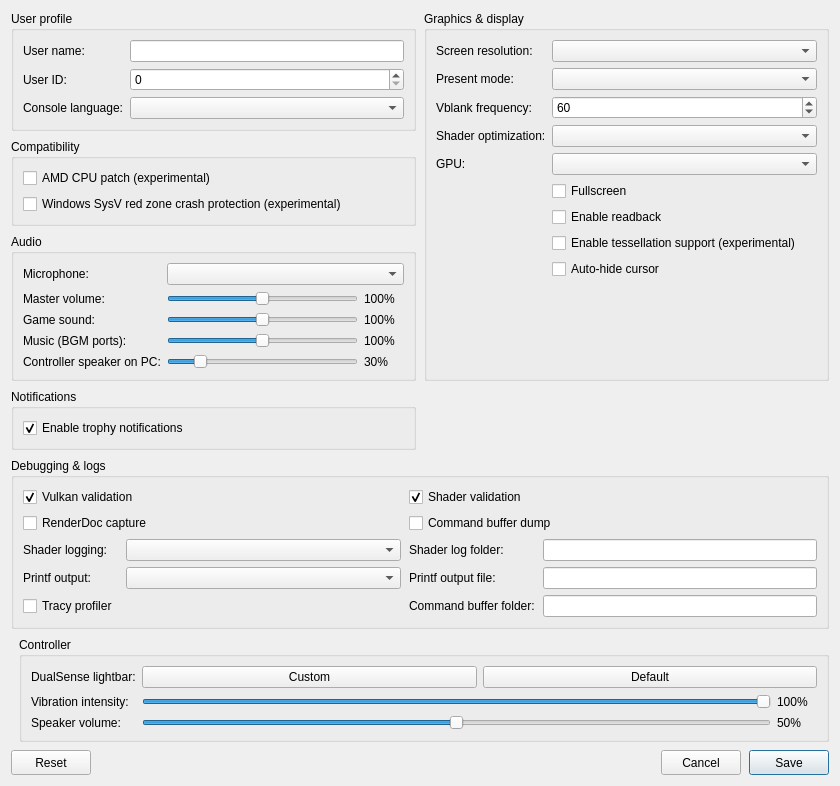
The window that src/launcher/forms/configuration_edit_dialog.ui (ChronoRPG/KytyPS5AstroAMD) describes before a commit, drawn with Qt 5.
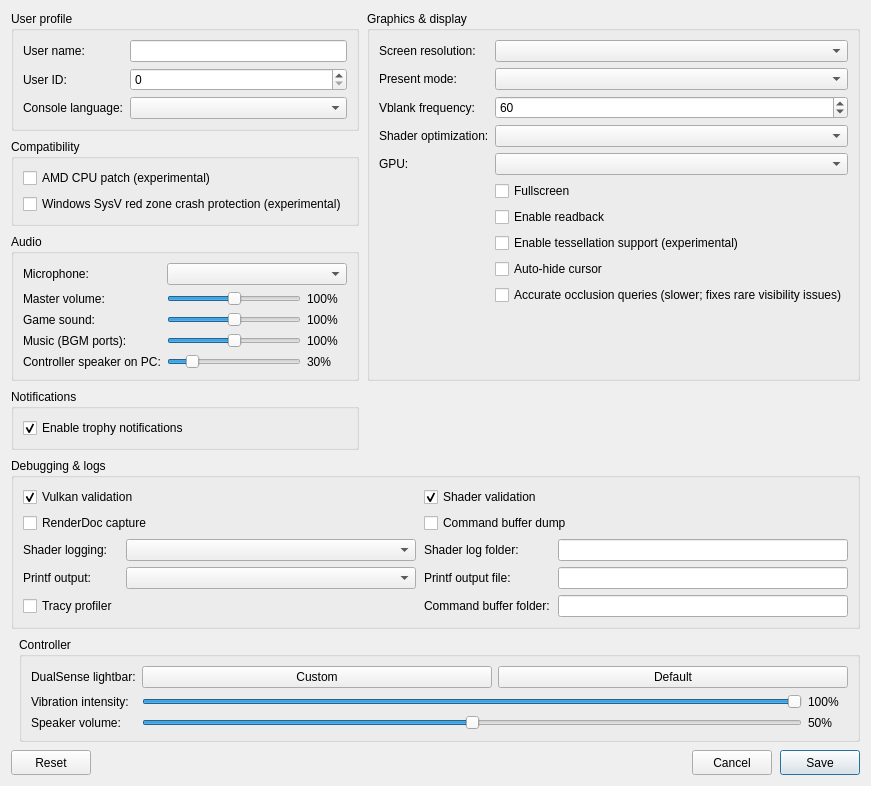
The same window after the commit. Custom widgets are drawn as their Qt base class.

Commit message: Occlusion queries off by default, with an accurate-occlusion toggle in the launcher

```diff
--- a/src/launcher/forms/configuration_edit_dialog.ui
+++ b/src/launcher/forms/configuration_edit_dialog.ui
@@ -279,6 +279,12 @@
           <property name="text"><string>Auto-hide cursor</string></property>
          </widget>
         </item>
+        <item row="9" column="1">
+         <widget class="QCheckBox" name="checkBox_gpu_occlusion">
+          <property name="toolTip"><string>Off (default): occlusion queries report everything as visible, which is much faster in heavy levels but may draw objects or effects that the game hides behind walls. On: the GPU counts visible samples as on the console (slower; fixes rare visibility issues).</string></property>
+          <property name="text"><string>Accurate occlusion queries (slower; fixes rare visibility issues)</string></property>
+         </widget>
+        </item>
        </layout>
       </widget>
      </item>
```
The commit also changes 7 other files.
